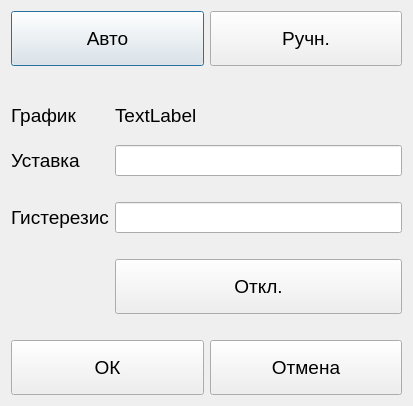
Qt form QtClient/QtClimaClient/Frames/Dialogs/HeaterConfigDialog.ui (ciberslavik/climacore) before a commit.
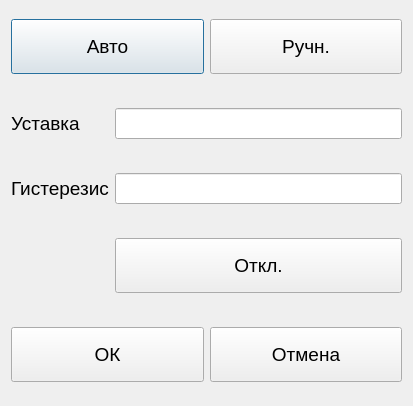
The same form after that commit. Icons and pictures are not drawn. Custom widgets are drawn as their Qt base class.

Diff of the .ui file:
```diff
--- a/QtClient/QtClimaClient/Frames/Dialogs/HeaterConfigDialog.ui
+++ b/QtClient/QtClimaClient/Frames/Dialogs/HeaterConfigDialog.ui
@@ -20,21 +20,39 @@
   </property>
   <layout class="QGridLayout" name="gridLayout">
    <item row="3" column="0">
-    <widget class="QLabel" name="label">
-     <property name="text">
-      <string>Уставка</string>
+    <spacer name="verticalSpacer_3">
+     <property name="orientation">
+      <enum>Qt::Vertical</enum>
      </property>
-    </widget>
+     <property name="sizeType">
+      <enum>QSizePolicy::Fixed</enum>
+     </property>
+     <property name="sizeHint" stdset="0">
+      <size>
+       <width>20</width>
+       <height>20</height>
+      </size>
+     </property>
+    </spacer>
    </item>
-   <item row="3" column="1">
-    <widget class="QClickableLineEdit" name="txtSetPoint"/>
+   <item row="4" column="1">
+    <widget class="QClickableLineEdit" name="txtHyst"/>
    </item>
-   <item row="2" column="0">
-    <widget class="QLabel" name="lblGraph">
-     <property name="text">
-      <string>График</string>
+   <item row="7" column="0">
+    <spacer name="verticalSpacer">
+     <property name="orientation">
+      <enum>Qt::Vertical</enum>
      </property>
-    </widget>
+     <property name="sizeType">
+      <enum>QSizePolicy::Fixed</enum>
+     </property>
+     <property name="sizeHint" stdset="0">
+      <size>
+       <width>20</width>
+       <height>20</height>
+      </size>
+     </property>
+    </spacer>
    </item>
    <item row="0" column="0" colspan="2">
     <layout class="QHBoxLayout" name="horizontalLayout">
@@ -90,32 +108,6 @@
      </item>
     </layout>
    </item>
-   <item row="4" column="0">
-    <spacer name="verticalSpacer_3">
-     <property name="orientation">
-      <enum>Qt::Vertical</enum>
-     </property>
-     <property name="sizeType">
-      <enum>QSizePolicy::Fixed</enum>
-     </property>
-     <property name="sizeHint" stdset="0">
-      <size>
-       <width>20</width>
-       <height>20</height>
-      </size>
-     </property>
-    </spacer>
-   </item>
-   <item row="5" column="0">
-    <widget class="QLabel" name="label_2">
-     <property name="text">
-      <string>Гистерезис</string>
-     </property>
-    </widget>
-   </item>
-   <item row="5" column="1">
-    <widget class="QClickableLineEdit" name="txtHyst"/>
-   </item>
    <item row="1" column="0">
     <spacer name="verticalSpacer_2">
      <property name="orientation">
@@ -132,14 +124,46 @@
      </property>
     </spacer>
    </item>
+   <item row="6" column="1">
+    <widget class="QPushButton" name="btnManualOn">
+     <property name="minimumSize">
+      <size>
+       <width>0</width>
+       <height>55</height>
+      </size>
+     </property>
+     <property name="maximumSize">
+      <size>
+       <width>16777215</width>
+       <height>55</height>
+      </size>
+     </property>
+     <property name="text">
+      <string>Откл.</string>
+     </property>
+     <property name="checkable">
+      <bool>true</bool>
+     </property>
+    </widget>
+   </item>
+   <item row="2" column="0">
+    <widget class="QLabel" name="label">
+     <property name="text">
+      <string>Уставка</string>
+     </property>
+    </widget>
+   </item>
    <item row="2" column="1">
-    <widget class="QLabel" name="lblGraphName">
+    <widget class="QClickableLineEdit" name="txtSetPoint"/>
+   </item>
+   <item row="4" column="0">
+    <widget class="QLabel" name="label_2">
      <property name="text">
-      <string>TextLabel</string>
+      <string>Гистерезис</string>
      </property>
     </widget>
    </item>
-   <item row="9" column="0" colspan="2">
+   <item row="8" column="0" colspan="2">
     <layout class="QHBoxLayout" name="horizontalLayout_2">
      <item>
       <widget class="QPushButton" name="pushButton_4">
@@ -201,45 +225,7 @@
      </item>
     </layout>
    </item>
-   <item row="7" column="1">
-    <widget class="QPushButton" name="btnManualOn">
-     <property name="minimumSize">
-      <size>
-       <width>0</width>
-       <height>55</height>
-      </size>
-     </property>
-     <property name="maximumSize">
-      <size>
-       <width>16777215</width>
-       <height>55</height>
-      </size>
-     </property>
-     <property name="text">
-      <string>Откл.</string>
-     </property>
-     <property name="checkable">
-      <bool>true</bool>
-     </property>
-    </widget>
-   </item>
-   <item row="8" column="0">
-    <spacer name="verticalSpacer">
-     <property name="orientation">
-      <enum>Qt::Vertical</enum>
-     </property>
-     <property name="sizeType">
-      <enum>QSizePolicy::Fixed</enum>
-     </property>
-     <property name="sizeHint" stdset="0">
-      <size>
-       <width>20</width>
-       <height>20</height>
-      </size>
-     </property>
-    </spacer>
-   </item>
-   <item row="6" column="0">
+   <item row="5" column="0">
     <spacer name="verticalSpacer_4">
      <property name="orientation">
       <enum>Qt::Vertical</enum>
```
